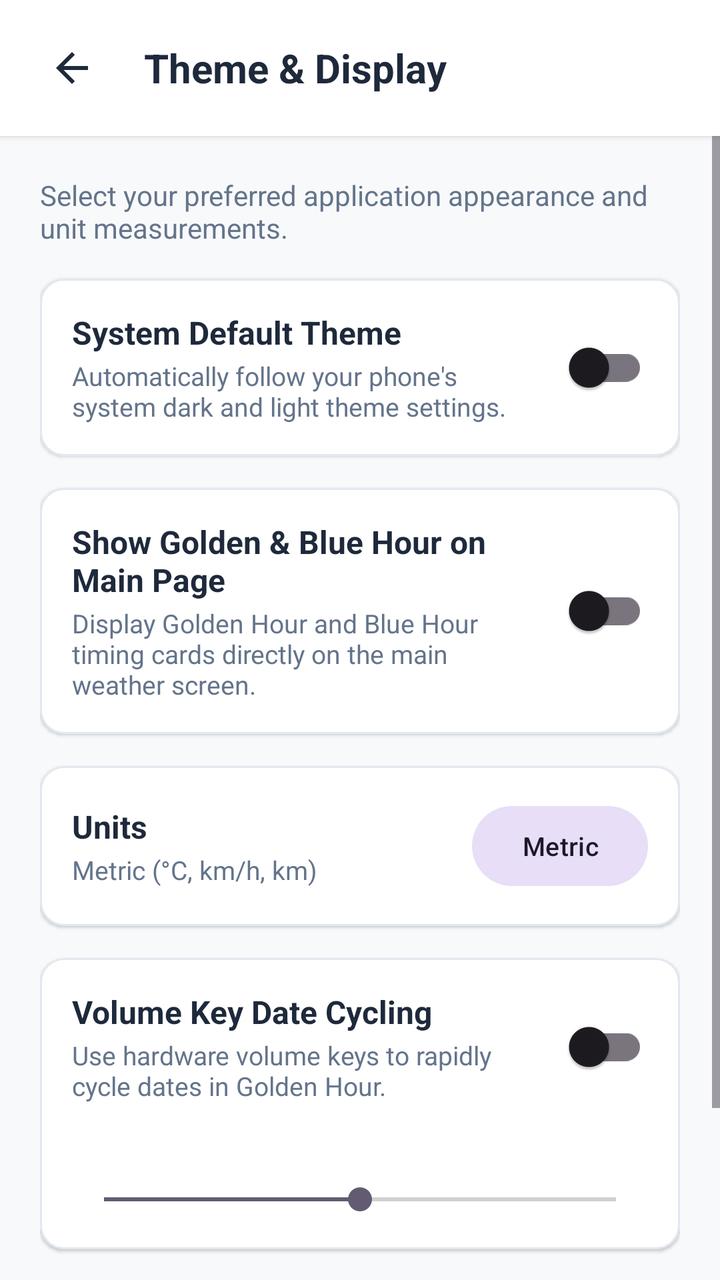
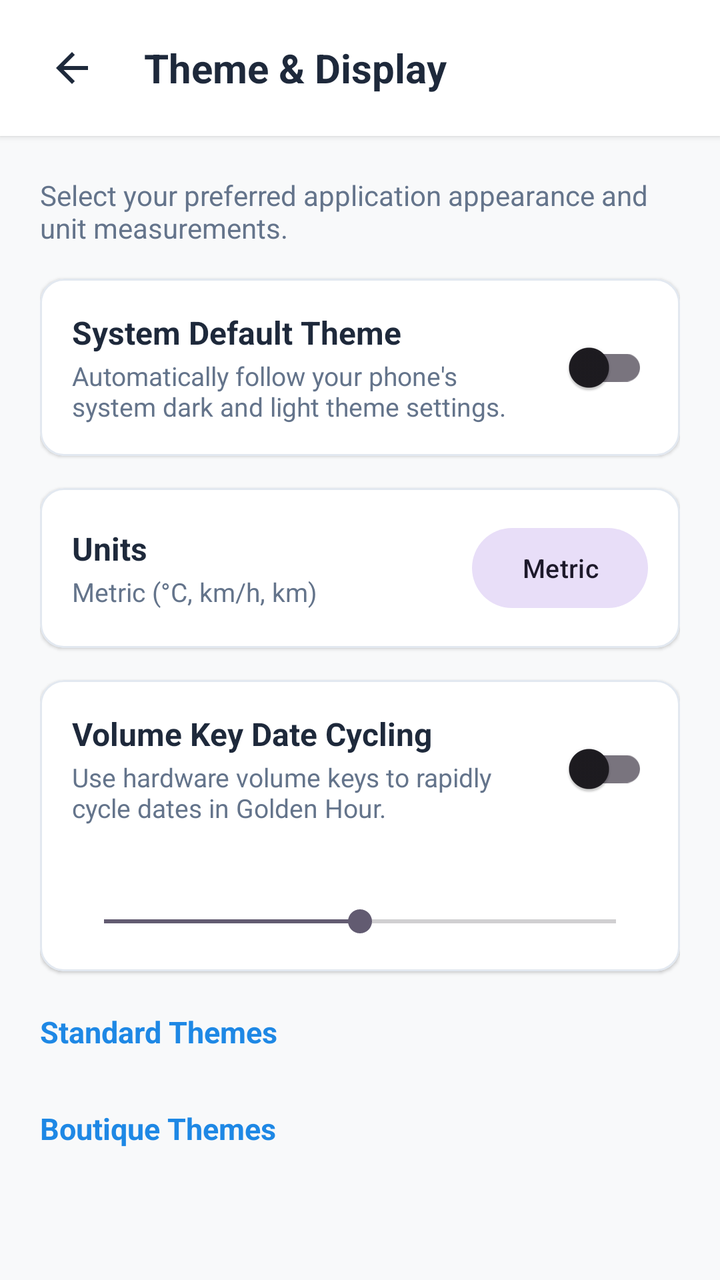

An Android layout rendered at two revisions. The XML below is the earlier revision; the diff shows what the commit changed to produce the second picture.
<!-- AndroidManifest.xml: application theme Theme.WeatherAPP -->
<!-- res/layout/dialog_theme_settings.xml -->
<?xml version="1.0" encoding="utf-8"?>
<LinearLayout xmlns:android="http://schemas.android.com/apk/res/android"
    xmlns:app="http://schemas.android.com/apk/res-auto"
    xmlns:tools="http://schemas.android.com/tools"
    android:id="@+id/mainThemeSettings"
    android:layout_width="match_parent"
    android:layout_height="match_parent"
    android:background="@color/background_light"
    android:orientation="vertical">

    
    <com.google.android.material.card.MaterialCardView
        android:id="@+id/cardHeader"
        android:layout_width="match_parent"
        android:layout_height="wrap_content"
        app:cardBackgroundColor="@color/surface_card"
        app:cardCornerRadius="0dp"
        app:cardElevation="2dp"
        app:strokeWidth="0dp">

        <LinearLayout
            android:layout_width="match_parent"
            android:layout_height="wrap_content"
            android:gravity="center_vertical"
            android:orientation="horizontal"
            android:paddingHorizontal="16dp"
            android:paddingVertical="14dp">

            <ImageButton
                android:id="@+id/btnBack"
                android:layout_width="40dp"
                android:layout_height="40dp"
                android:background="?attr/selectableItemBackgroundBorderless"
                android:contentDescription="Back"
                android:padding="8dp"
                android:scaleType="fitCenter"
                android:src="@drawable/ic_back"
                app:tint="@color/text_primary" />

            <TextView
                android:layout_width="wrap_content"
                android:layout_height="wrap_content"
                android:layout_marginStart="16dp"
                android:text="Theme &amp; Display"
                android:textColor="@color/text_primary"
                android:textSize="20sp"
                android:textStyle="bold" />

        </LinearLayout>

    </com.google.android.material.card.MaterialCardView>

    <ScrollView
        android:layout_width="match_parent"
        android:layout_height="match_parent"
        android:fillViewport="true">

        <LinearLayout
            android:layout_width="match_parent"
            android:layout_height="wrap_content"
            android:orientation="vertical"
            android:padding="20dp">

            <TextView
                android:layout_width="wrap_content"
                android:layout_height="wrap_content"
                android:layout_marginBottom="16dp"
                android:text="Select your preferred application appearance and unit measurements."
                android:textColor="@color/text_secondary"
                android:textSize="14sp" />

            
            <com.google.android.material.card.MaterialCardView
                android:id="@+id/cardSystemDefaultSwitch"
                android:layout_width="match_parent"
                android:layout_height="wrap_content"
                android:layout_marginBottom="16dp"
                app:cardBackgroundColor="@color/surface_card"
                app:cardCornerRadius="12dp"
                app:cardElevation="1dp"
                app:strokeColor="@color/divider_color"
                app:strokeWidth="1dp">

                <LinearLayout
                    android:layout_width="match_parent"
                    android:layout_height="wrap_content"
                    android:gravity="center_vertical"
                    android:orientation="horizontal"
                    android:padding="16dp">

                    <LinearLayout
                        android:layout_width="0dp"
                        android:layout_height="wrap_content"
                        android:layout_marginEnd="12dp"
                        android:layout_weight="1"
                        android:orientation="vertical">

                        <TextView
                            android:id="@+id/tvSystemDefaultTitle"
                            android:layout_width="wrap_content"
                            android:layout_height="wrap_content"
                            android:text="System Default Theme"
                            android:textColor="@color/text_primary"
                            android:textSize="16sp"
                            android:textStyle="bold" />

                        <TextView
                            android:id="@+id/tvSystemDefaultDesc"
                            android:layout_width="wrap_content"
                            android:layout_height="wrap_content"
                            android:layout_marginTop="2dp"
                            android:text="Automatically follow your phone's system dark and light theme settings."
                            android:textColor="@color/text_secondary"
                            android:textSize="13sp" />

                    </LinearLayout>

                    <com.google.android.material.switchmaterial.SwitchMaterial
                        android:id="@+id/switchSystemDefault"
                        android:layout_width="wrap_content"
                        android:layout_height="wrap_content" />

                </LinearLayout>

            </com.google.android.material.card.MaterialCardView>

            
            <com.google.android.material.card.MaterialCardView
                android:id="@+id/cardShowGoldenBlueHourSwitch"
                android:layout_width="match_parent"
                android:layout_height="wrap_content"
                android:layout_marginBottom="16dp"
                app:cardBackgroundColor="@color/surface_card"
                app:cardCornerRadius="12dp"
                app:cardElevation="1dp"
                app:strokeColor="@color/divider_color"
                app:strokeWidth="1dp">

                <LinearLayout
                    android:layout_width="match_parent"
                    android:layout_height="wrap_content"
                    android:gravity="center_vertical"
                    android:orientation="horizontal"
                    android:padding="16dp">

                    <LinearLayout
                        android:layout_width="0dp"
                        android:layout_height="wrap_content"
                        android:layout_marginEnd="12dp"
                        android:layout_weight="1"
                        android:orientation="vertical">

                        <TextView
                            android:id="@+id/tvShowGoldenBlueHourTitle"
                            android:layout_width="wrap_content"
                            android:layout_height="wrap_content"
                            android:text="Show Golden &amp; Blue Hour on Main Page"
                            android:textColor="@color/text_primary"
                            android:textSize="16sp"
                            android:textStyle="bold" />

                        <TextView
                            android:id="@+id/tvShowGoldenBlueHourDesc"
                            android:layout_width="wrap_content"
                            android:layout_height="wrap_content"
                            android:layout_marginTop="2dp"
                            android:text="Display Golden Hour and Blue Hour timing cards directly on the main weather screen."
                            android:textColor="@color/text_secondary"
                            android:textSize="13sp" />

                    </LinearLayout>

                    <com.google.android.material.switchmaterial.SwitchMaterial
                        android:id="@+id/switchShowGoldenBlueHour"
                        android:layout_width="wrap_content"
                        android:layout_height="wrap_content" />

                </LinearLayout>

            </com.google.android.material.card.MaterialCardView>

            
            <com.google.android.material.card.MaterialCardView
                android:id="@+id/cardUnitsSelector"
                android:layout_width="match_parent"
                android:layout_height="wrap_content"
                android:layout_marginBottom="16dp"
                app:cardBackgroundColor="@color/surface_card"
                app:cardCornerRadius="12dp"
                app:cardElevation="1dp"
                app:strokeColor="@color/divider_color"
                app:strokeWidth="1dp">

                <LinearLayout
                    android:layout_width="match_parent"
                    android:layout_height="wrap_content"
                    android:gravity="center_vertical"
                    android:orientation="horizontal"
                    android:padding="16dp">

                    <LinearLayout
                        android:layout_width="0dp"
                        android:layout_height="wrap_content"
                        android:layout_marginEnd="12dp"
                        android:layout_weight="1"
                        android:orientation="vertical">

                        <TextView
                            android:id="@+id/tvUnitsTitle"
                            android:layout_width="wrap_content"
                            android:layout_height="wrap_content"
                            android:text="Units"
                            android:textColor="@color/text_primary"
                            android:textSize="16sp"
                            android:textStyle="bold" />

                        <TextView
                            android:id="@+id/tvUnitsDesc"
                            android:layout_width="wrap_content"
                            android:layout_height="wrap_content"
                            android:layout_marginTop="2dp"
                            android:text="Metric (°C, km/h, km)"
                            android:textColor="@color/text_secondary"
                            android:textSize="13sp" />

                    </LinearLayout>

                    <com.google.android.material.button.MaterialButton
                        android:id="@+id/btnUnitsChoice"
                        style="@style/Widget.Material3.Button.TonalButton"
                        android:layout_width="wrap_content"
                        android:layout_height="wrap_content"
                        android:text="Metric"
                        android:textSize="13sp" />

                </LinearLayout>

            </com.google.android.material.card.MaterialCardView>

            
            <com.google.android.material.card.MaterialCardView
                android:id="@+id/cardVolumeScrollSettings"
                android:layout_width="match_parent"
                android:layout_height="wrap_content"
                android:layout_marginBottom="20dp"
                app:cardBackgroundColor="@color/surface_card"
                app:cardCornerRadius="12dp"
                app:cardElevation="1dp"
                app:strokeColor="@color/divider_color"
                app:strokeWidth="1dp">

                <LinearLayout
                    android:layout_width="match_parent"
                    android:layout_height="wrap_content"
                    android:orientation="vertical"
                    android:padding="16dp">

                    <LinearLayout
                        android:layout_width="match_parent"
                        android:layout_height="wrap_content"
                        android:gravity="center_vertical"
                        android:orientation="horizontal">

                        <LinearLayout
                            android:layout_width="0dp"
                            android:layout_height="wrap_content"
                            android:layout_marginEnd="12dp"
                            android:layout_weight="1"
                            android:orientation="vertical">

                            <TextView
                                android:id="@+id/tvVolumeScrollTitle"
                                android:layout_width="wrap_content"
                                android:layout_height="wrap_content"
                                android:text="Volume Key Date Cycling"
                                android:textColor="@color/text_primary"
                                android:textSize="16sp"
                                android:textStyle="bold" />

                            <TextView
                                android:id="@+id/tvVolumeScrollDesc"
                                android:layout_width="wrap_content"
                                android:layout_height="wrap_content"
                                android:layout_marginTop="2dp"
                                android:text="Use hardware volume keys to rapidly cycle dates in Golden Hour."
                                android:textColor="@color/text_secondary"
                                android:textSize="13sp" />

                        </LinearLayout>

                        <com.google.android.material.switchmaterial.SwitchMaterial
                            android:id="@+id/switchVolumeScroll"
                            android:layout_width="wrap_content"
                            android:layout_height="wrap_content" />

                    </LinearLayout>

                    <LinearLayout
                        android:id="@+id/layoutVolumeSpeedContainer"
                        android:layout_width="match_parent"
                        android:layout_height="wrap_content"
                        android:layout_marginTop="12dp"
                        android:orientation="vertical">

                        <TextView
                            android:id="@+id/tvVolumeSpeedLabel"
                            android:layout_width="wrap_content"
                            android:layout_height="wrap_content"
                            android:textColor="@color/brand_primary"
                            android:textSize="14sp"
                            android:textStyle="bold" />

                        <SeekBar
                            android:id="@+id/seekBarVolumeSpeed"
                            android:layout_width="match_parent"
                            android:layout_height="wrap_content"
                            android:layout_marginTop="8dp"
                            android:max="6"
                            android:progress="3" />

                    </LinearLayout>

                </LinearLayout>

            </com.google.android.material.card.MaterialCardView>

            
            <LinearLayout
                android:id="@+id/layoutThemeChoicesContainer"
                android:layout_width="match_parent"
                android:layout_height="wrap_content"
                android:orientation="vertical">

                
                <TextView
                    android:id="@+id/tvStandardHeader"
                    android:layout_width="wrap_content"
                    android:layout_height="wrap_content"
                    android:layout_marginBottom="8dp"
                    android:text="Standard Themes"
                    android:textColor="@color/brand_primary"
                    android:textSize="15sp"
                    android:textStyle="bold" />

                <LinearLayout
                    android:id="@+id/layoutStandardThemes"
                    android:layout_width="match_parent"
                    android:layout_height="wrap_content"
                    android:orientation="vertical" />

                
                <TextView
                    android:id="@+id/tvBoutiqueHeader"
                    android:layout_width="wrap_content"
                    android:layout_height="wrap_content"
                    android:layout_marginTop="20dp"
                    android:layout_marginBottom="8dp"
                    android:text="Boutique Themes"
                    android:textColor="@color/brand_primary"
                    android:textSize="15sp"
                    android:textStyle="bold" />

                <LinearLayout
                    android:id="@+id/layoutBoutiqueThemes"
                    android:layout_width="match_parent"
                    android:layout_height="wrap_content"
                    android:orientation="vertical" />

            </LinearLayout>

        </LinearLayout>

    </ScrollView>

</LinearLayout>
<!-- resources referenced by this layout -->
<resources>
  <color name="background_light">#F8F9FA</color>
  <color name="brand_primary">#1E88E5</color>
  <color name="divider_color">#E2E8F0</color>
  <color name="surface_card">#FFFFFF</color>
  <color name="text_primary">#1E293B</color>
  <color name="text_secondary">#64748B</color>
  <!-- drawable ic_back (drawable) -->
  <vector xmlns:android="http://schemas.android.com/apk/res/android"
      android:width="24dp"
      android:height="24dp"
      android:viewportWidth="24"
      android:viewportHeight="24">
    <path
        android:fillColor="@color/text_primary"
        android:pathData="M20,11H7.83l5.59,-5.59L12,4l-8,8 8,8 1.41,-1.41L7.83,13H20v-2z"/>
  </vector>
  <style name="Theme.WeatherAPP" parent="Base.Theme.WeatherAPP" />
  <style name="Base.Theme.WeatherAPP" parent="Theme.Material3.DayNight.NoActionBar">
          <item name="android:statusBarColor">@color/surface_card</item>
          <item name="android:windowLightStatusBar">true</item>
      </style>
</resources>

<!-- the commit's change to res/layout/dialog_theme_settings.xml (unified diff, before → after) -->
@@ -124,60 +124,7 @@
 
             </com.google.android.material.card.MaterialCardView>
 
-            
-            <com.google.android.material.card.MaterialCardView
-                android:id="@+id/cardShowGoldenBlueHourSwitch"
-                android:layout_width="match_parent"
-                android:layout_height="wrap_content"
-                android:layout_marginBottom="16dp"
-                app:cardBackgroundColor="@color/surface_card"
-                app:cardCornerRadius="12dp"
-                app:cardElevation="1dp"
-                app:strokeColor="@color/divider_color"
-                app:strokeWidth="1dp">
-
-                <LinearLayout
-                    android:layout_width="match_parent"
-                    android:layout_height="wrap_content"
-                    android:gravity="center_vertical"
-                    android:orientation="horizontal"
-                    android:padding="16dp">
-
-                    <LinearLayout
-                        android:layout_width="0dp"
-                        android:layout_height="wrap_content"
-                        android:layout_marginEnd="12dp"
-                        android:layout_weight="1"
-                        android:orientation="vertical">
-
-                        <TextView
-                            android:id="@+id/tvShowGoldenBlueHourTitle"
-                            android:layout_width="wrap_content"
-                            android:layout_height="wrap_content"
-                            android:text="Show Golden &amp; Blue Hour on Main Page"
-                            android:textColor="@color/text_primary"
-                            android:textSize="16sp"
-                            android:textStyle="bold" />
-
-                        <TextView
-                            android:id="@+id/tvShowGoldenBlueHourDesc"
-                            android:layout_width="wrap_content"
-                            android:layout_height="wrap_content"
-                            android:layout_marginTop="2dp"
-                            android:text="Display Golden Hour and Blue Hour timing cards directly on the main weather screen."
-                            android:textColor="@color/text_secondary"
-                            android:textSize="13sp" />
-
-                    </LinearLayout>
-
-                    <com.google.android.material.switchmaterial.SwitchMaterial
-                        android:id="@+id/switchShowGoldenBlueHour"
-                        android:layout_width="wrap_content"
-                        android:layout_height="wrap_content" />
-
-                </LinearLayout>
-
-            </com.google.android.material.card.MaterialCardView>
+
 
             
             <com.google.android.material.card.MaterialCardView
